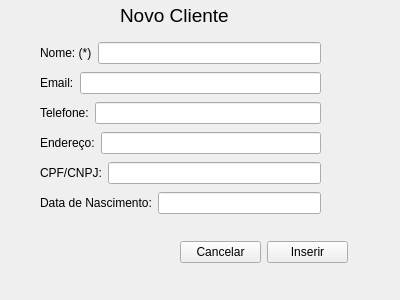
Above: inserircliente.ui from GabR36/QEstoqueLoja before the change. Below: the same form after it.
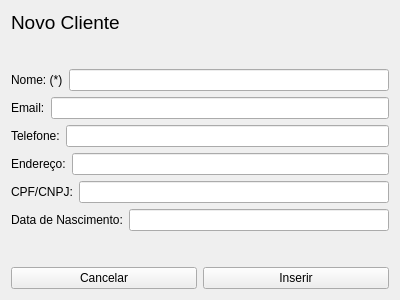
That is the form after the change.

The edit to the form file:
```diff
--- a/inserircliente.ui
+++ b/inserircliente.ui
@@ -13,15 +13,27 @@
   <property name="windowTitle">
    <string>Inserir Cliente</string>
   </property>
+  <layout class="QGridLayout" name="gridLayout">
+   <item row="3" column="0">
+    <layout class="QHBoxLayout" name="horizontalLayout_7">
+     <item>
+      <widget class="QPushButton" name="Btn_Cancelar">
+       <property name="text">
+        <string>Cancelar</string>
+       </property>
+      </widget>
+     </item>
+     <item>
+      <widget class="QPushButton" name="Btn_Inserir">
+       <property name="text">
+        <string>Inserir</string>
+       </property>
+      </widget>
+     </item>
+    </layout>
+   </item>
+   <item row="0" column="0">
   <widget class="QLabel" name="label_7">
-   <property name="geometry">
-    <rect>
-     <x>120</x>
-     <y>0</y>
-     <width>161</width>
-     <height>31</height>
-    </rect>
-   </property>
    <property name="font">
     <font>
      <pointsize>14</pointsize>
@@ -31,15 +43,8 @@
     <string>Novo Cliente</string>
    </property>
   </widget>
-  <widget class="QWidget" name="">
-   <property name="geometry">
-    <rect>
-     <x>40</x>
-     <y>40</y>
-     <width>281</width>
-     <height>176</height>
-    </rect>
-   </property>
+   </item>
+   <item row="2" column="0">
    <layout class="QVBoxLayout" name="verticalLayout">
     <item>
      <layout class="QHBoxLayout" name="horizontalLayout">
@@ -125,34 +130,35 @@
       </item>
      </layout>
     </item>
-   </layout>
-  </widget>
-  <widget class="QWidget" name="">
-   <property name="geometry">
-    <rect>
-     <x>180</x>
-     <y>240</y>
-     <width>168</width>
-     <height>25</height>
-    </rect>
-   </property>
-   <layout class="QHBoxLayout" name="horizontalLayout_7">
     <item>
-     <widget class="QPushButton" name="Btn_Cancelar">
-      <property name="text">
-       <string>Cancelar</string>
-      </property>
-     </widget>
-    </item>
-    <item>
-     <widget class="QPushButton" name="Btn_Inserir">
-      <property name="text">
-       <string>Inserir</string>
-      </property>
-     </widget>
-    </item>
-   </layout>
-  </widget>
+      <spacer name="verticalSpacer">
+       <property name="orientation">
+        <enum>Qt::Orientation::Vertical</enum>
+       </property>
+       <property name="sizeHint" stdset="0">
+        <size>
+         <width>20</width>
+         <height>40</height>
+        </size>
+       </property>
+      </spacer>
+     </item>
+    </layout>
+   </item>
+   <item row="1" column="0">
+    <spacer name="verticalSpacer_2">
+     <property name="orientation">
+      <enum>Qt::Orientation::Vertical</enum>
+     </property>
+     <property name="sizeHint" stdset="0">
+      <size>
+       <width>20</width>
+       <height>40</height>
+      </size>
+     </property>
+    </spacer>
+   </item>
+  </layout>
  </widget>
  <resources/>
  <connections/>
```
Lines whose indentation alone changed are shown as unchanged.
